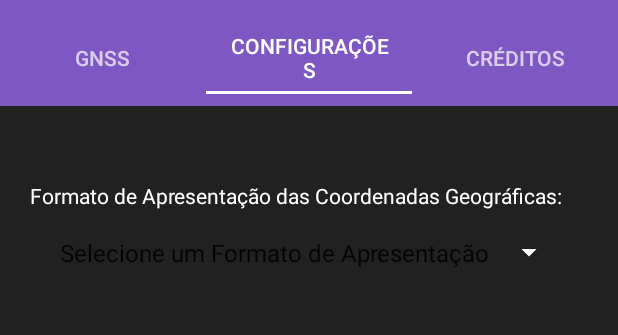
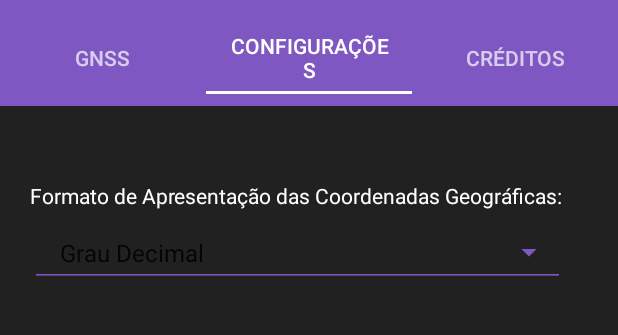
Before and after one commit to SamSCarvalho/geolocation-list, an Android app: the screen it shows after launch (MainActivity), tab 2 chosen, on a phone screen of 412 x 824 dp, the part 62-397 px from its top. Run offline under Robolectric (Android 15) with nearby library versions, the phone set to English and light mode, and no system bars.

Commit message:
setar valor default sp, salvar no sp, carregar do sp no select, pegar informações do array-string

```diff
--- a/app/src/main/java/com/example/geolocationlist/Configuracoes.java
+++ b/app/src/main/java/com/example/geolocationlist/Configuracoes.java
@@ -1,20 +1,24 @@
 package com.example.geolocationlist;
 
+import android.content.SharedPreferences;
 import android.os.Bundle;
+import android.util.Log;
 import android.view.LayoutInflater;
 import android.view.View;
 import android.view.ViewGroup;
 import android.widget.AdapterView;
 import android.widget.ArrayAdapter;
 import android.widget.Spinner;
+import android.content.Context;
+import android.widget.Toast;
 
 import androidx.annotation.NonNull;
 import androidx.annotation.Nullable;
 import androidx.fragment.app.Fragment;
 
-import com.jaredrummler.materialspinner.MaterialSpinner;
+public class Configuracoes extends Fragment {
 
-public class Configuracoes extends Fragment {
+
     @Nullable
     @Override
     public View onCreateView(@NonNull LayoutInflater inflater, @Nullable ViewGroup container, @Nullable Bundle savedInstanceState) {
@@ -22,4 +26,66 @@ public class Configuracoes extends Fragment {
 
     }
 
+
+    @Override
+    public void onViewCreated(@NonNull View view, @Nullable Bundle savedInstanceState) {
+        super.onViewCreated(view, savedInstanceState);
+
+        final Spinner coord = (Spinner) getView().findViewById(R.id.coordenadaInput);
+        final String[] formatList = getResources().getStringArray(R.array.coordOpt);
+
+
+        ArrayAdapter<String> adapter = new ArrayAdapter<String>(this.getActivity(),
+                 android.R.layout.simple_spinner_item, formatList);
+        adapter.setDropDownViewResource(android.R.layout.simple_spinner_dropdown_item);
+
+        coord.setAdapter(adapter);
+
+        final SharedPreferences sharedPref = getActivity().getApplicationContext().getSharedPreferences("Config",0);
+
+
+       if(sharedPref.getString("formatoApresent", "error").equals(formatList[0])){
+            coord.setSelection(0);
+        }
+        else if(sharedPref.getString("formatoApresent", "error").equals(formatList[1])){
+            coord.setSelection(1);
+        }
+        else if(sharedPref.getString("formatoApresent", "error").equals(formatList[2])){
+            coord.setSelection(2);
+        }
+
+         coord.setOnItemSelectedListener(new AdapterView.OnItemSelectedListener() {
+            @Override
+            public void onItemSelected(AdapterView<?> adapterView, View view, int i, long l) {
+
+                if (coord.getSelectedItem().toString().trim().equals(formatList[0])){
+                    SharedPreferences.Editor editor = sharedPref.edit();
+                    editor.putString("formatoApresent", formatList[0]);
+                    editor.commit();
+                }
+                else if (coord.getSelectedItem().toString().trim().equals(formatList[1])){
+
+                    SharedPreferences.Editor editor = sharedPref.edit();
+                    editor.putString("formatoApresent", formatList[1]);
+                    editor.commit();
+                }
+                else if (coord.getSelectedItem().toString().trim().equals(formatList[2])){
+
+                    SharedPreferences.Editor editor = sharedPref.edit();
+                    editor.putString("formatoApresent", formatList[2]);
+                    editor.commit();
+
+                }
+
+            }
+
+            @Override
+            public void onNothingSelected(AdapterView<?> adapterView) {
+
+            }
+        });
+
+    }
+
+
 }
--- a/app/src/main/java/com/example/geolocationlist/MainActivity.java
+++ b/app/src/main/java/com/example/geolocationlist/MainActivity.java
@@ -1,6 +1,8 @@
 package com.example.geolocationlist;
 
 import android.Manifest;
+import android.content.Context;
+import android.content.SharedPreferences;
 import android.content.pm.PackageManager;
 import android.location.LocationManager;
 import android.os.Bundle;
@@ -20,9 +22,33 @@ import java.util.List;
 public class MainActivity extends AppCompatActivity{
     private LocationManager locationManager;
     private static final int REQUEST_LOCATION = 2;
+    private static final String PREFER_NAME = "Config";
+    private SharedPreferences sharedPref;
+
     @Override
     protected void onCreate(Bundle savedInstanceState) {
         super.onCreate(savedInstanceState);
+
+        Context contexto = getApplicationContext();
+        //int duracao = Toast.LENGTH_SHORT;
+
+        sharedPref = getSharedPreferences(PREFER_NAME, Context.MODE_PRIVATE);
+        SharedPreferences.Editor editor = sharedPref.edit();
+
+        if (!sharedPref.contains("formatoApresent"))
+        {
+            editor.putString("formatoApresent", "Grau Decimal");
+
+        }
+
+        //editor.putString("formatoApresent", "Grau Decimal");
+        //editor.putString("UnidadeApresent", R.string.km);
+        //editor.putString("OrientMapa", R.string.none);
+        //editor.putString("TipoMapa", R.string.vet);
+        //editor.putString("InfoTrafego", 0);
+        editor.commit();
+
+
         locationManager = (LocationManager) getSystemService(LOCATION_SERVICE);
         if(ActivityCompat.checkSelfPermission(this,
                 Manifest.permission.ACCESS_FINE_LOCATION) ==
--- a/app/src/main/res/layout/configuracoes.xml
+++ b/app/src/main/res/layout/configuracoes.xml
@@ -17,17 +17,17 @@
         android:textColor="@color/colorText" />
 
 
-
     <Spinner
         android:id="@+id/coordenadaInput"
+        android:entries="@array/coordOpt"
+        style="@android:style/Widget.Material.Spinner.Underlined"
         android:layout_width="fill_parent"
         android:layout_height="wrap_content"
         android:layout_marginLeft="20dp"
         android:layout_marginTop="5dp"
         android:layout_marginRight="35dp"
-        android:backgroundTint="@color/colorText"
-        android:entries="@array/coordOpt"
-        android:foregroundTint="@color/colorText"
-        android:padding="12dp" />
+        android:backgroundTint="@color/colorPrimary"
+        android:padding="12dp"
+        android:paddingBottom="20dp"/>
 
 </LinearLayout>
--- a/app/src/main/res/values/strings.xml
+++ b/app/src/main/res/values/strings.xml
@@ -16,10 +16,9 @@
     <string name="tipoMapa">Tipo do Mapa</string>
     <string name="vet">Vetorial</string>
     <string name="sat">Imagem de Satélite</string>
-    <string name="trafego">Informações de Tráfego</string>
+    <string name="Infotrafego">Informações de Tráfego</string>
 
     <string-array name="coordOpt">
-        <item>Selecione um Formato de Apresentação</item>
         <item>Grau Decimal</item>
         <item>Grau-Minuto Decimal</item>
         <item>Grau-Minuto-Segundo Decimal</item>
```
